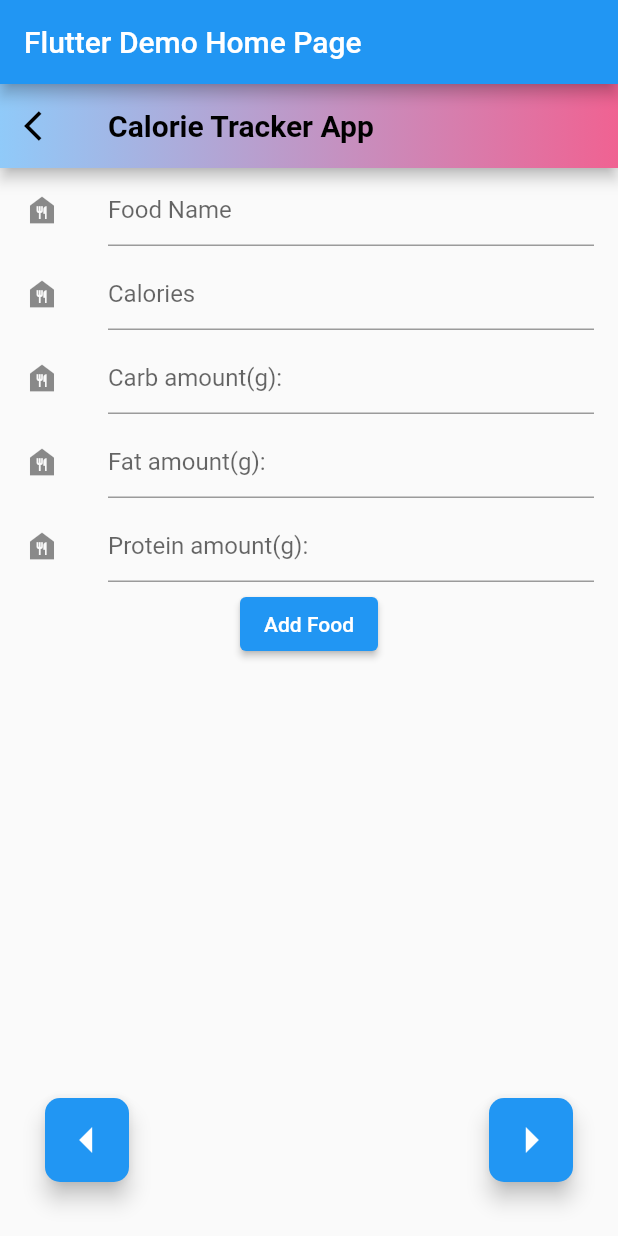
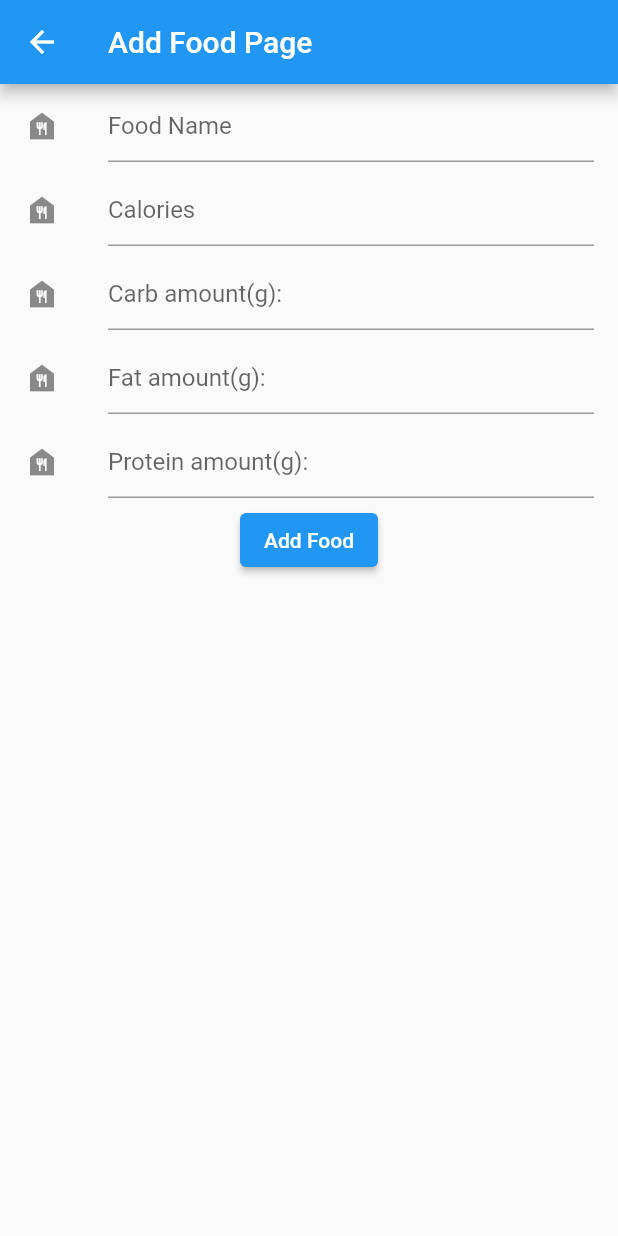
Before and after one commit to ShehanAT/AndroidMiniProjects, a Flutter app: the screen it shows after launch, after a tap on "Add Food", on a phone screen of 412 x 824 dp. Run offline on Flutter 3.47's test engine with Material 2 defaults, Android fonts, the phone set to English and light mode, and no system bars; our stand-ins replace flutter_colorpicker, get_it, sqflite; accounts and stored records are empty; statements that could not run were skipped.

Commit message:
changed main layout to single page view

```diff
--- a/calorie_tracker_app/lib/main.dart
+++ b/calorie_tracker_app/lib/main.dart
@@ -65,7 +65,8 @@ class MyApp extends StatelessWidget {
         // is not restarted.
         primarySwatch: Colors.blue,
       ),
-      home: const MyHomePage(title: 'Flutter Demo Home Page'),
+      home: EnterFoodPage(),
+      // const MyHomePage(title: 'Flutter Demo Home Page'),
     );
   }
 }
@@ -94,9 +95,9 @@ class EnterFoodPage extends StatefulWidget {
   @override
   Widget build(BuildContext context) {
     return Scaffold(
-      appBar: AppBar(
-        title: const Text('Second Route'),
-      ),
+      // appBar: AppBar(
+      //   title: const Text('Second Route'),
+      // ),
       body: Center(
         child: FlatButton(
           onPressed: () {
@@ -111,7 +112,84 @@ class EnterFoodPage extends StatefulWidget {
   @override
   State<StatefulWidget> createState() {
     // TODO: implement createState
-    throw UnimplementedError();
+    return _EnterFoodPage();
+  }
+}
+
+class _EnterFoodPage extends State<EnterFoodPage>
+    with SingleTickerProviderStateMixin {
+  void onClickAddFoodButton(BuildContext context) {
+    Navigator.of(context)
+        .push(MaterialPageRoute(builder: (context) => AddFoodScreen()));
+  }
+
+  @override
+  Widget build(BuildContext context) {
+    final ButtonStyle buttonStyle =
+        ElevatedButton.styleFrom(textStyle: const TextStyle(fontSize: 20));
+
+    return Scaffold(
+        // appBar: AppBar(
+        //   flexibleSpace: Container(
+        //     decoration: BoxDecoration(
+        //         gradient: LinearGradient(
+        //             colors: [Colors.blue.shade200, Colors.pink.shade300])),
+        //   ),
+        //   title: Text(
+        //     "Homepage",
+        //     style: TextStyle(
+        //         color: Colors.black, fontSize: 20, fontWeight: FontWeight.bold),
+        //   ),
+        // ),
+        body: new Column(
+      children: <Widget>[
+        new ListTile(
+            leading: const Icon(Icons.food_bank),
+            title: new Text("Welcome to Calorie Tracker App!",
+                textAlign: TextAlign.center,
+                style: const TextStyle(fontWeight: FontWeight.bold))),
+        new ElevatedButton(
+          // style: buttonStyle,
+          onPressed: () {
+            onClickAddFoodButton(context);
+          },
+          child: Text("Add Food"),
+        )
+        // new ListTile(
+        //     leading: const Icon(Icons.food_bank),
+        //     title: new TextField(
+        //       decoration: new InputDecoration(
+        //         hintText: "Calories",
+        //       ),
+        //     )),
+        // new ListTile(
+        //     leading: const Icon(Icons.food_bank),
+        //     title: new TextField(
+        //       decoration: new InputDecoration(
+        //         hintText: "Carb amount(g):",
+        //       ),
+        //     )),
+        // new ListTile(
+        //     leading: const Icon(Icons.food_bank),
+        //     title: new TextField(
+        //       decoration: new InputDecoration(
+        //         hintText: "Fat amount(g):",
+        //       ),
+        //     )),
+        // new ListTile(
+        //     leading: const Icon(Icons.food_bank),
+        //     title: new TextField(
+        //       decoration: new InputDecoration(
+        //         hintText: "Protein amount(g):",
+        //       ),
+        //     )),
+        // ElevatedButton(
+        //   // style: buttonStyle,
+        //   onPressed: () {},
+        //   child: Text("Add Food"),
+        // )
+      ],
+    ));
   }
 }
 
@@ -153,12 +231,13 @@ class _MyHomePageState extends State<MyHomePage>
         // the App.build method, and use it to set our appbar title.
         title: Text(widget.title),
       ),
-      body: TabBarView(controller: _tabController, children: [
-        AddFoodScreen(),
-        AddFoodScreen(),
-        AddFoodScreen(),
-        HistoryScreen(),
-      ]),
+      body: EnterFoodPage(),
+      // TabBarView(controller: _tabController, children: [
+      //   AddFoodScreen(),
+      //   EnterFoodPage(),
+      //   AddFoodScreen(),
+      //   HistoryScreen(),
+      // ]),
       // Center(
       // Center is a layout widget. It takes a single child and positions it
       // in the middle of the parent.
--- a/calorie_tracker_app/lib/src/page/add_food_screen.dart
+++ b/calorie_tracker_app/lib/src/page/add_food_screen.dart
@@ -33,8 +33,8 @@ class _AddFoodScreenState extends State<AddFoodScreen> {
 
   void onClickBackButton(BuildContext context) {
     print("Back Button");
-    Navigator.of(context)
-        .push(MaterialPageRoute(builder: (context) => EnterFoodPage()));
+    Navigator.of(context).push(MaterialPageRoute(
+        builder: (context) => MyHomePage(title: "Calorie Tracker App")));
   }
 
   @override
@@ -66,27 +66,28 @@ class _AddFoodScreenState extends State<AddFoodScreen> {
 
     return Scaffold(
         appBar: AppBar(
-          flexibleSpace: Container(
-            decoration: BoxDecoration(
-                gradient: LinearGradient(
-                    colors: [Colors.blue.shade200, Colors.pink.shade300])),
-          ),
-          title: Text(
-            "Calorie Tracker App",
-            style: TextStyle(
-                color: Colors.black, fontSize: 20, fontWeight: FontWeight.bold),
-          ),
-          leading: _isBack
-              ? IconButton(
-                  icon: Icon(
-                    Icons.arrow_back_ios,
-                    color: Colors.black,
-                  ),
-                  onPressed: () {
-                    onClickBackButton(context);
-                  },
-                )
-              : Container(),
+          // flexibleSpace: Container(
+          //   decoration: BoxDecoration(
+          //       gradient: LinearGradient(
+          //           colors: [Colors.blue.shade200, Colors.pink.shade300])),
+          // ),
+          // title: Text(
+          //   "Calorie Tracker App",
+          //   style: TextStyle(
+          //       color: Colors.black, fontSize: 20, fontWeight: FontWeight.bold),
+          // ),
+          // leading: _isBack
+          //     ? IconButton(
+          //         icon: Icon(
+          //           Icons.arrow_back_ios,
+          //           color: Colors.black,
+          //         ),
+          //         onPressed: () {
+          //           onClickBackButton(context);
+          //         },
+          //       )
+          //     : Container(),
+          title: Text("Add Food Page"),
         ),
         body: new Column(
           children: <Widget>[
```
